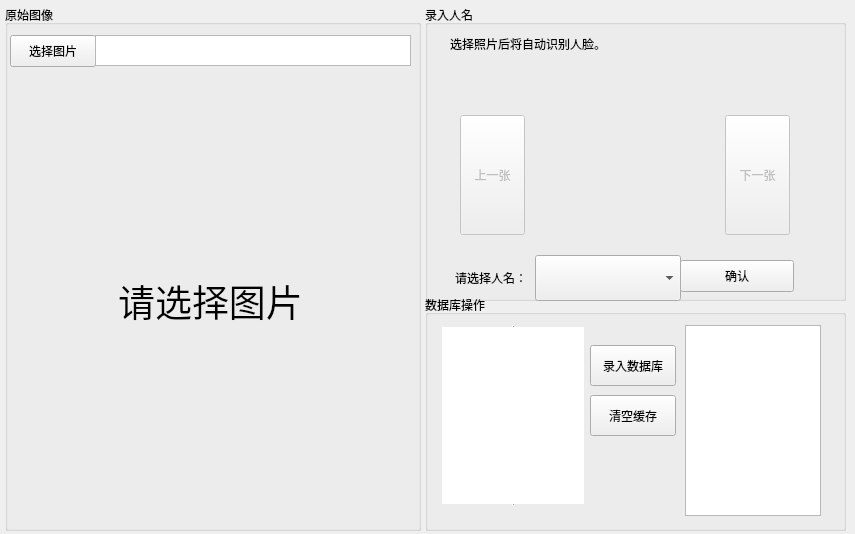
First picture: the form in ui_win_inputData.ui, repository view1994/face_recognition_tool, before the edit.
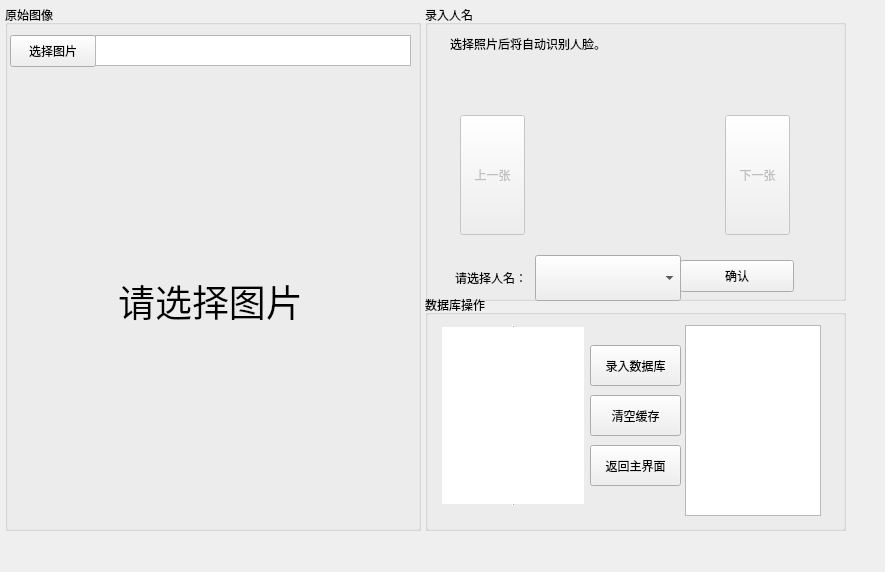
Second picture: the form after the edit. Icons and pictures are not drawn.

```diff
--- a/ui_win_inputData.ui
+++ b/ui_win_inputData.ui
@@ -12,8 +12,8 @@
    <rect>
     <x>0</x>
     <y>0</y>
-    <width>855</width>
-    <height>534</height>
+    <width>885</width>
+    <height>572</height>
    </rect>
   </property>
   <property name="windowTitle">
@@ -284,7 +284,7 @@
      <rect>
       <x>165</x>
       <y>50</y>
-      <width>86</width>
+      <width>91</width>
       <height>41</height>
      </rect>
     </property>
@@ -297,7 +297,7 @@
      <rect>
       <x>165</x>
       <y>100</y>
-      <width>86</width>
+      <width>91</width>
       <height>41</height>
      </rect>
     </property>
@@ -305,6 +305,19 @@
      <string>清空缓存</string>
     </property>
    </widget>
+   <widget class="QPushButton" name="button_back2main">
+    <property name="geometry">
+     <rect>
+      <x>165</x>
+      <y>150</y>
+      <width>91</width>
+      <height>41</height>
+     </rect>
+    </property>
+    <property name="text">
+     <string>返回主界面</string>
+    </property>
+   </widget>
   </widget>
  </widget>
  <resources/>
```
Left out of the diff: 2 changed lines with no effect on the pictures.
